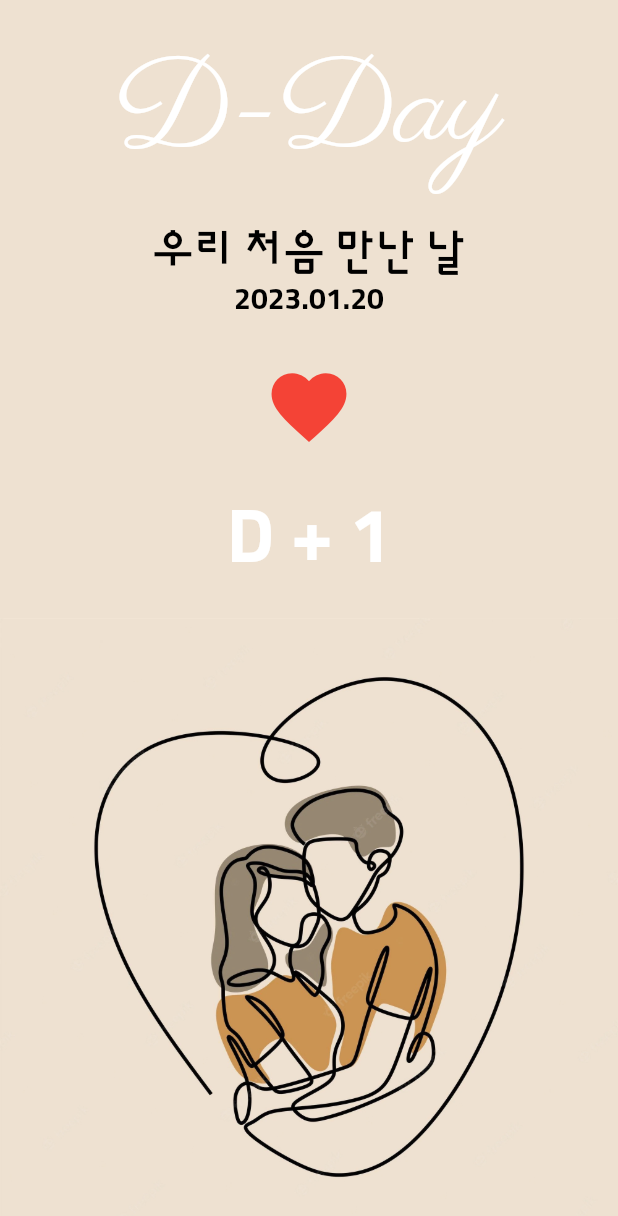
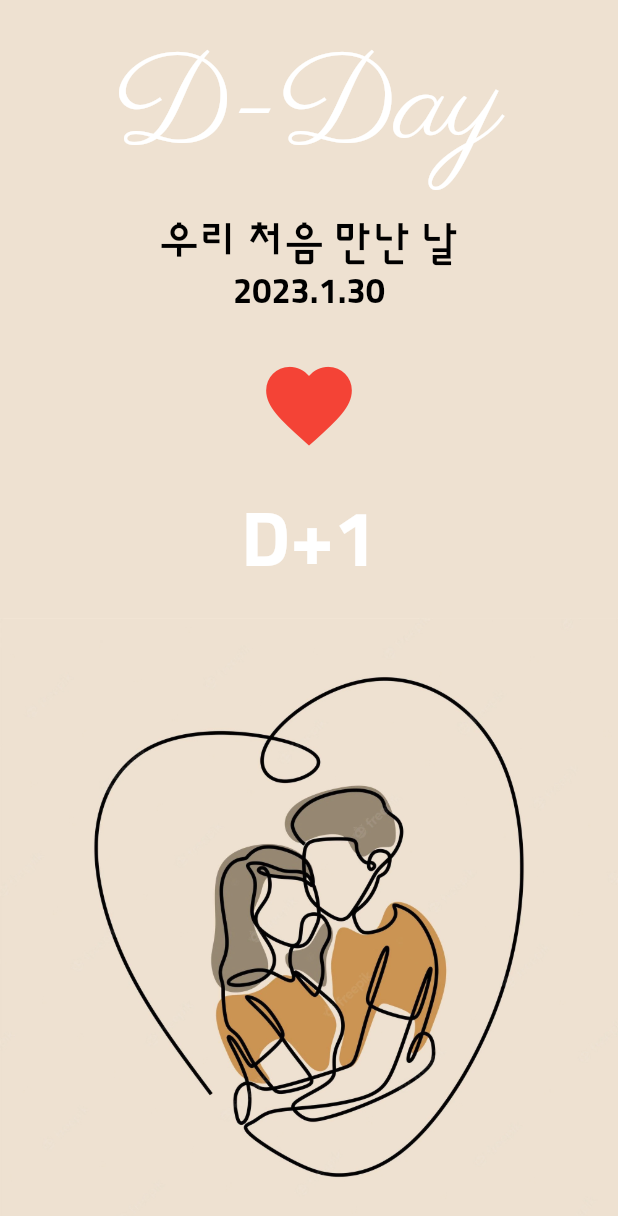
Before and after one commit to chloemk/d-day-app, a Flutter app: the screen it shows after launch, on a phone screen of 412 x 824 dp. Shown: the top 1216 px of the screen. Run offline on Flutter 3.47's test engine with Material 2 defaults, Android fonts, the phone set to English and light mode, and no system bars; our stand-ins replace flutter_screenutil.

Commit message:
refactor: modify to sizedbox

```diff
--- a/lib/home_screen.dart
+++ b/lib/home_screen.dart
@@ -1,4 +1,6 @@
+import 'package:flutter/cupertino.dart';
 import 'package:flutter/material.dart';
+import 'package:flutter_screenutil/flutter_screenutil.dart';
 
 class HomeScreen extends StatefulWidget {
   const HomeScreen({Key? key}) : super(key: key);
@@ -13,10 +15,10 @@ class _HomeScreenState extends State<HomeScreen> {
     return Scaffold(
       backgroundColor: const Color(0xFFEEE1D1),
       body: SafeArea(
-        child: Container(
+        child: SizedBox(
           width: MediaQuery.of(context).size.width,
           child: Column(
-            children: [
+            children: const [
               _TopPart(),
               _BottomPart(),
             ],
@@ -27,11 +29,24 @@ class _HomeScreenState extends State<HomeScreen> {
   }
 }
 
-class _TopPart extends StatelessWidget {
+class _TopPart extends StatefulWidget {
   const _TopPart({Key? key}) : super(key: key);
 
   @override
+  State<_TopPart> createState() => _TopPartState();
+}
+
+class _TopPartState extends State<_TopPart> {
+  DateTime selectedDate = DateTime(
+    DateTime.now().year,
+    DateTime.now().month,
+    DateTime.now().day,
+  );
+
+  @override
   Widget build(BuildContext context) {
+    final DateTime today = DateTime.now();
+
     return Expanded(
       child: Column(
         mainAxisAlignment: MainAxisAlignment.spaceEvenly,
@@ -40,7 +55,7 @@ class _TopPart extends StatelessWidget {
             'D-Day',
             style: TextStyle(
               color: Colors.white,
-              fontSize: 80.0,
+              fontSize: 70.sp,
               fontFamily: 'parisienne',
             ),
           ),
@@ -50,35 +65,67 @@ class _TopPart extends StatelessWidget {
                 '우리 처음 만난 날',
                 style: TextStyle(
                   color: Colors.black,
-                  fontSize: 30.0,
+                  fontSize: 25.sp,
                   fontFamily: 'sunflower',
                 ),
               ),
               Text(
-                '2023.01.20',
+                '${selectedDate.year}.${selectedDate.month}.${selectedDate.day}',
                 style: TextStyle(
                   color: Colors.black,
                   fontWeight: FontWeight.w700,
-                  fontSize: 20.0,
+                  fontSize: 20.sp,
                   fontFamily: 'sunflower',
                 ),
               ),
             ],
           ),
           IconButton(
-            iconSize: 60.0,
-            onPressed: () {},
+            iconSize: 60.w,
+            onPressed: () {
+              showCupertinoDialog(
+                barrierDismissible: true,
+                context: context,
+                builder: (context) {
+                  return Align(
+                    alignment: Alignment.bottomCenter,
+                    child: Container(
+                      color: Colors.white,
+                      height: 300.h,
+                      child: CupertinoDatePicker(
+                        mode: CupertinoDatePickerMode.date,
+                        initialDateTime: selectedDate,
+                        maximumDate: DateTime(
+                          today.year,
+                          today.month,
+                          today.day,
+                        ),
+                        onDateTimeChanged: (DateTime date) {
+                          setState(() {
+                            selectedDate = date;
+                          });
+                        },
+                      ),
+                    ),
+                  );
+                },
+              );
+            },
             icon: const Icon(
               Icons.favorite,
               color: Colors.red,
             ),
           ),
           Text(
-            'D + 1',
+            'D+${DateTime(
+                  today.year,
+                  today.month,
+                  today.day,
+                ).difference(selectedDate).inDays + 1}',
             style: TextStyle(
               color: Colors.white,
               fontWeight: FontWeight.w700,
-              fontSize: 50.0,
+              fontSize: 45.sp,
               fontFamily: 'sunflower',
             ),
           ),
```
